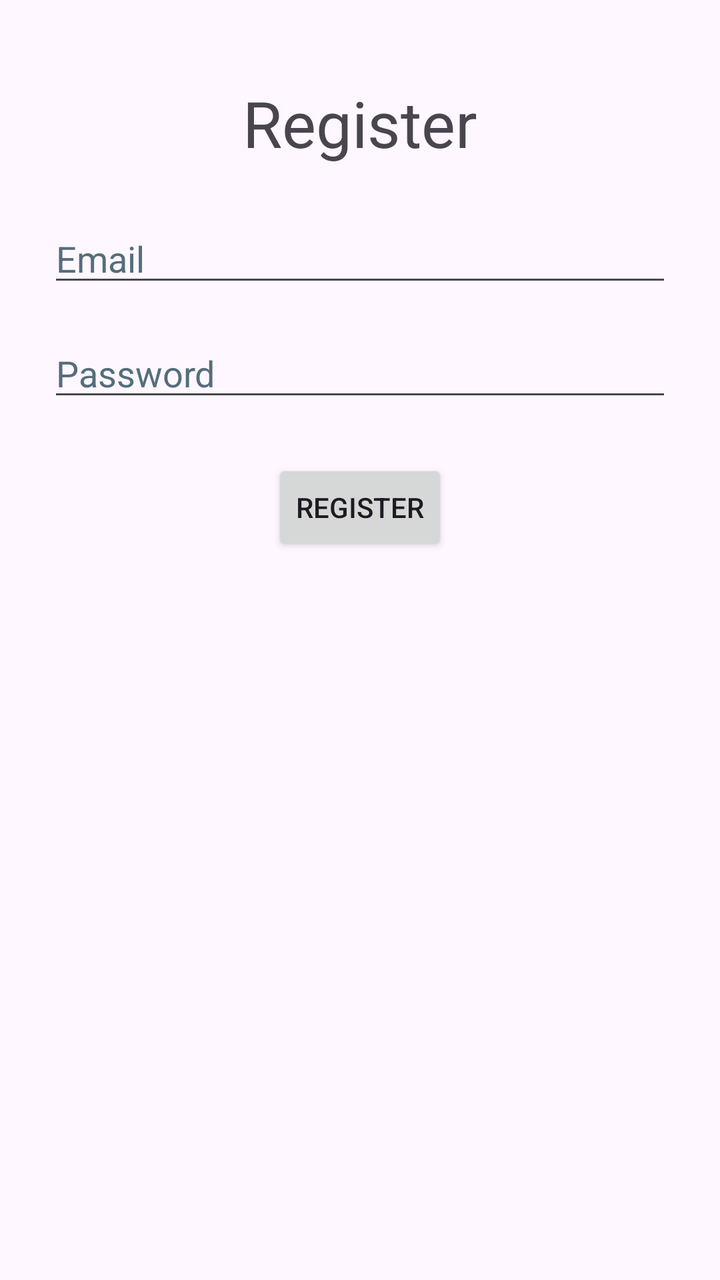
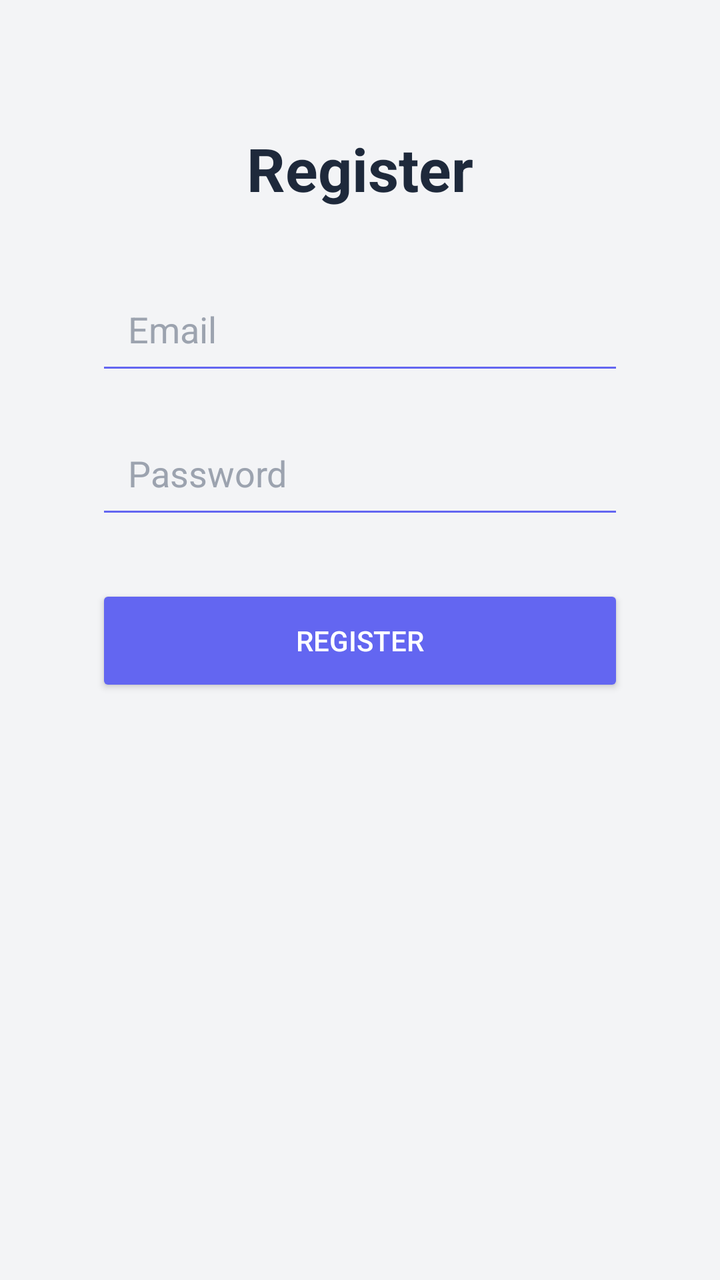

Before-and-after screenshots of an Android layout around one commit, followed by the original layout XML and the change that was made.
<!-- AndroidManifest.xml: application theme Theme.Euchre -->
<!-- res/layout/activity_register.xml -->
<?xml version="1.0" encoding="utf-8"?>
<androidx.constraintlayout.widget.ConstraintLayout xmlns:android="http://schemas.android.com/apk/res/android"
    xmlns:app="http://schemas.android.com/apk/res-auto"
    xmlns:tools="http://schemas.android.com/tools"
    android:id="@+id/main"
    android:layout_width="match_parent"
    android:layout_height="match_parent">

    <TextView
        android:id="@+id/titleRegister"
        android:layout_width="wrap_content"
        android:layout_height="wrap_content"
        android:text="@string/register"
        android:textSize="32sp"
        app:layout_constraintTop_toTopOf="parent"
        app:layout_constraintStart_toStartOf="parent"
        app:layout_constraintEnd_toEndOf="parent"
        android:layout_marginTop="40dp"/>

    <EditText
        android:id="@+id/editTextEmailAddress"
        android:layout_width="0dp"
        android:layout_height="wrap_content"
        android:layout_margin="24dp"
        android:hint="@string/email"
        android:importantForAutofill="no"
        android:inputType="textEmailAddress"
        android:textColorHint="#546E7A"
        app:layout_constraintEnd_toEndOf="parent"
        app:layout_constraintStart_toStartOf="parent"
        app:layout_constraintTop_toBottomOf="@id/titleRegister"
        tools:ignore="TouchTargetSizeCheck,VisualLintTextFieldSize" />

    <EditText
        android:id="@+id/editTextPassword"
        android:layout_width="0dp"
        android:layout_height="wrap_content"
        android:layout_marginHorizontal="24dp"
        android:layout_marginTop="16dp"
        android:hint="@string/password"
        android:importantForAutofill="no"
        android:inputType="textPassword"
        android:textColorHint="#546E7A"
        app:layout_constraintEnd_toEndOf="parent"
        app:layout_constraintStart_toStartOf="parent"
        app:layout_constraintTop_toBottomOf="@id/editTextEmailAddress"
        tools:ignore="TouchTargetSizeCheck,VisualLintTextFieldSize" />

    <Button
        android:id="@+id/btnRegister"
        android:layout_width="wrap_content"
        android:layout_height="wrap_content"
        android:layout_marginTop="24dp"
        android:text="@string/register0"
        app:layout_constraintEnd_toEndOf="parent"
        app:layout_constraintStart_toStartOf="parent"
        app:layout_constraintTop_toBottomOf="@id/editTextPassword"
        tools:ignore="DuplicateSpeakableTextCheck" />

</androidx.constraintlayout.widget.ConstraintLayout>
<!-- resources referenced by this layout -->
<resources>
  <string name="email">Email</string>
  <string name="password">Password</string>
  <string name="register">Register</string>
  <string name="register0">Register</string>
  <style name="Theme.Euchre" parent="Base.Theme.Euchre" />
  <style name="Base.Theme.Euchre" parent="Theme.Material3.DayNight.NoActionBar">
          
          
      </style>
</resources>

<!-- the commit's change to res/layout/activity_register.xml (unified diff, before → after) -->
@@ -1,17 +1,21 @@
 <?xml version="1.0" encoding="utf-8"?>
-<androidx.constraintlayout.widget.ConstraintLayout xmlns:android="http://schemas.android.com/apk/res/android"
+<androidx.constraintlayout.widget.ConstraintLayout
+    xmlns:android="http://schemas.android.com/apk/res/android"
     xmlns:app="http://schemas.android.com/apk/res-auto"
-    xmlns:tools="http://schemas.android.com/tools"
     android:id="@+id/main"
     android:layout_width="match_parent"
-    android:layout_height="match_parent">
+    android:layout_height="match_parent"
+    android:background="#F3F4F6"
+    android:padding="24dp">
 
     <TextView
         android:id="@+id/titleRegister"
         android:layout_width="wrap_content"
         android:layout_height="wrap_content"
         android:text="@string/register"
-        android:textSize="32sp"
+        android:textSize="30sp"
+        android:textStyle="bold"
+        android:textColor="#1E293B"
         app:layout_constraintTop_toTopOf="parent"
         app:layout_constraintStart_toStartOf="parent"
         app:layout_constraintEnd_toEndOf="parent"
@@ -20,41 +24,46 @@
     <EditText
         android:id="@+id/editTextEmailAddress"
         android:layout_width="0dp"
-        android:layout_height="wrap_content"
-        android:layout_margin="24dp"
+        android:layout_height="56dp"
+        android:layout_marginTop="32dp"
+        android:layout_marginHorizontal="24dp"
+        android:backgroundTint="#6366F1"
         android:hint="@string/email"
-        android:importantForAutofill="no"
+        android:padding="16dp"
+        android:textColor="#111827"
+        android:textColorHint="#9CA3AF"
         android:inputType="textEmailAddress"
-        android:textColorHint="#546E7A"
-        app:layout_constraintEnd_toEndOf="parent"
+        app:layout_constraintTop_toBottomOf="@id/titleRegister"
         app:layout_constraintStart_toStartOf="parent"
-        app:layout_constraintTop_toBottomOf="@id/titleRegister"
-        tools:ignore="TouchTargetSizeCheck,VisualLintTextFieldSize" />
+        app:layout_constraintEnd_toEndOf="parent"/>
 
     <EditText
         android:id="@+id/editTextPassword"
         android:layout_width="0dp"
-        android:layout_height="wrap_content"
+        android:layout_height="56dp"
+        android:layout_marginTop="16dp"
         android:layout_marginHorizontal="24dp"
-        android:layout_marginTop="16dp"
+        android:backgroundTint="#6366F1"
         android:hint="@string/password"
-        android:importantForAutofill="no"
+        android:padding="16dp"
+        android:textColor="#111827"
+        android:textColorHint="#9CA3AF"
         android:inputType="textPassword"
-        android:textColorHint="#546E7A"
-        app:layout_constraintEnd_toEndOf="parent"
+        app:layout_constraintTop_toBottomOf="@id/editTextEmailAddress"
         app:layout_constraintStart_toStartOf="parent"
-        app:layout_constraintTop_toBottomOf="@id/editTextEmailAddress"
-        tools:ignore="TouchTargetSizeCheck,VisualLintTextFieldSize" />
+        app:layout_constraintEnd_toEndOf="parent"/>
 
     <Button
         android:id="@+id/btnRegister"
-        android:layout_width="wrap_content"
-        android:layout_height="wrap_content"
-        android:layout_marginTop="24dp"
+        android:layout_width="0dp"
+        android:layout_height="56dp"
+        android:layout_marginTop="28dp"
+        android:layout_marginHorizontal="24dp"
         android:text="@string/register0"
-        app:layout_constraintEnd_toEndOf="parent"
+        android:textColor="@android:color/white"
+        android:backgroundTint="#6366F1"
+        app:layout_constraintTop_toBottomOf="@id/editTextPassword"
         app:layout_constraintStart_toStartOf="parent"
-        app:layout_constraintTop_toBottomOf="@id/editTextPassword"
-        tools:ignore="DuplicateSpeakableTextCheck" />
+        app:layout_constraintEnd_toEndOf="parent"/>
 
 </androidx.constraintlayout.widget.ConstraintLayout>
